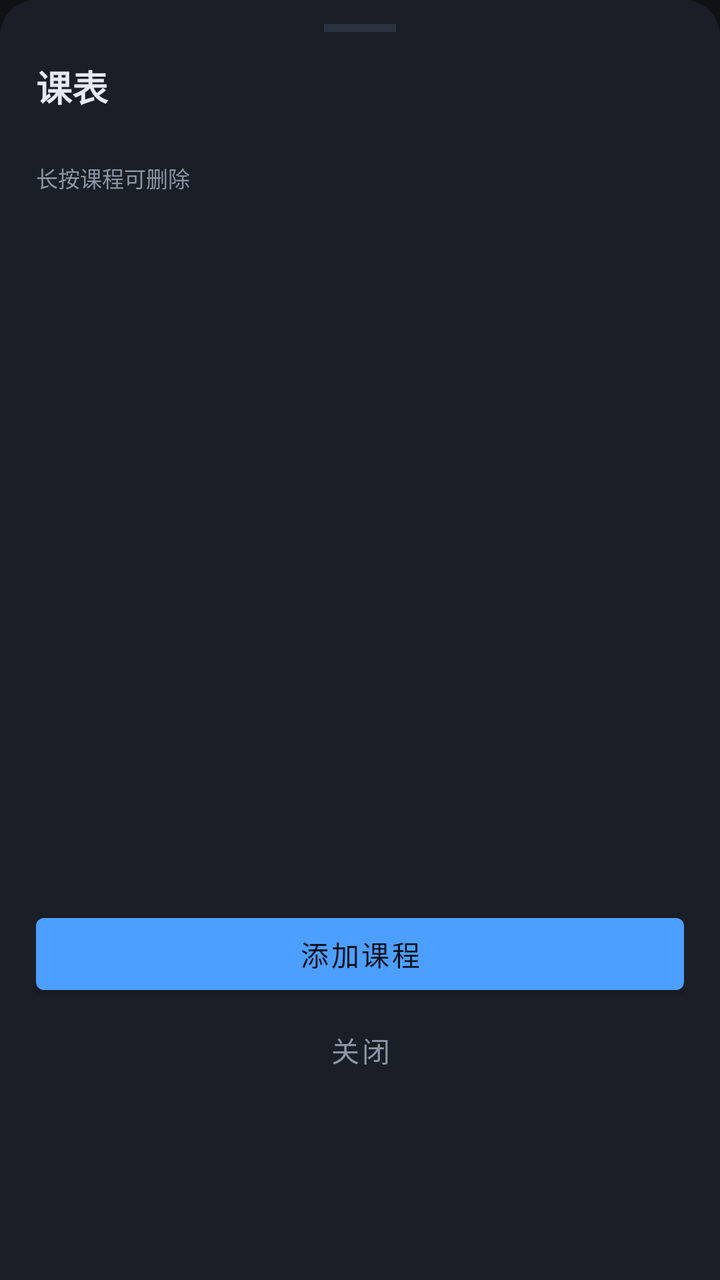
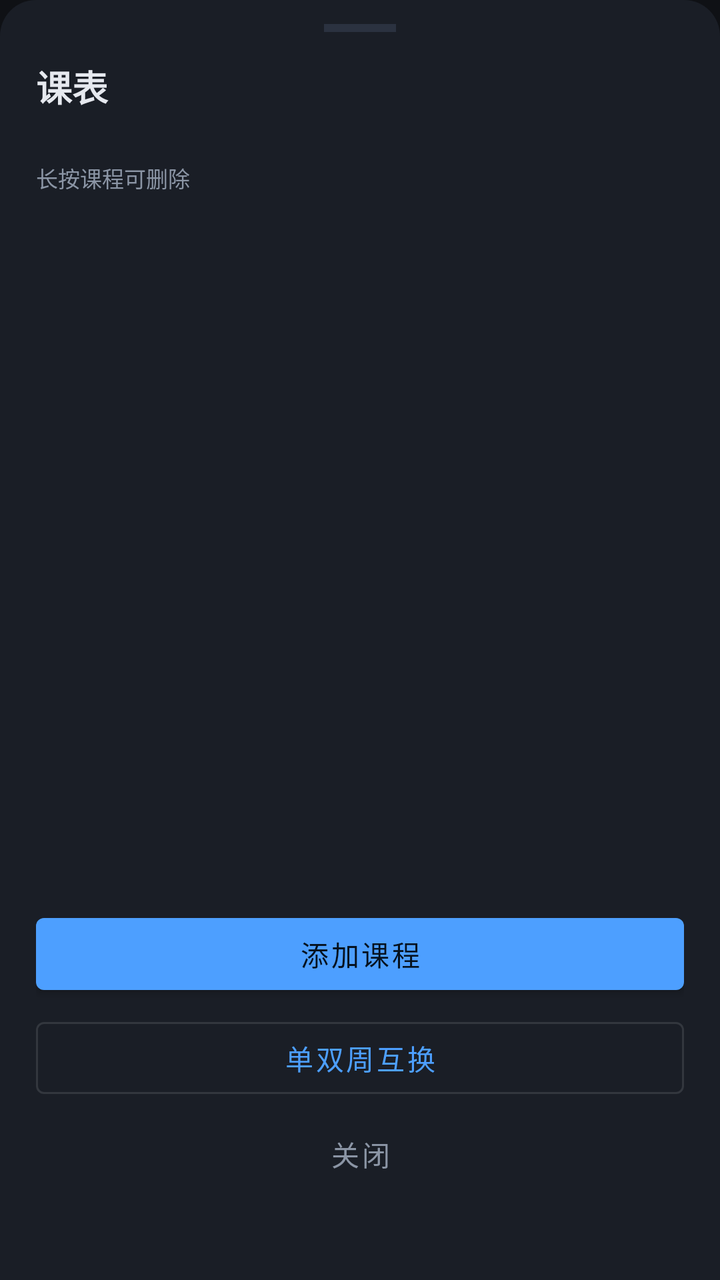

An Android layout rendered at two revisions. The XML below is the earlier revision; the diff shows what the commit changed to produce the second picture.
<!-- AndroidManifest.xml: application theme Theme.OLEDPanel -->
<!-- res/layout/sheet_course_list.xml -->
<?xml version="1.0" encoding="utf-8"?>
<LinearLayout xmlns:android="http://schemas.android.com/apk/res/android"
    android:layout_width="match_parent"
    android:layout_height="wrap_content"
    android:background="@drawable/bg_sheet"
    android:orientation="vertical"
    android:paddingStart="18dp"
    android:paddingTop="12dp"
    android:paddingEnd="18dp"
    android:paddingBottom="18dp">

    <View
        android:layout_width="36dp"
        android:layout_height="4dp"
        android:layout_gravity="center_horizontal"
        android:background="@color/line" />

    <TextView
        android:id="@+id/tvSheetTitle"
        android:layout_width="match_parent"
        android:layout_height="wrap_content"
        android:layout_marginTop="14dp"
        android:text="@string/course_title"
        android:textColor="@color/fg"
        android:textSize="18sp"
        android:textStyle="bold" />

    <TextView
        android:id="@+id/tvSheetStatus"
        android:layout_width="match_parent"
        android:layout_height="wrap_content"
        android:layout_marginTop="4dp"
        android:textColor="@color/dim"
        android:textSize="12sp" />

    <TextView
        android:id="@+id/tvCourseHint"
        android:layout_width="match_parent"
        android:layout_height="wrap_content"
        android:layout_marginTop="4dp"
        android:text="长按课程可删除"
        android:textColor="@color/dim"
        android:textSize="11sp" />

    <androidx.recyclerview.widget.RecyclerView
        android:id="@+id/rvCourses"
        android:layout_width="match_parent"
        android:layout_height="340dp"
        android:layout_marginTop="8dp"
        android:clipToPadding="false" />

    <com.google.android.material.button.MaterialButton
        android:id="@+id/btnAddCourse"
        android:layout_width="match_parent"
        android:layout_height="wrap_content"
        android:layout_marginTop="8dp"
        android:text="@string/add_course"
        android:textAllCaps="false" />

    <com.google.android.material.button.MaterialButton
        android:id="@+id/btnCloseCourses"
        style="@style/Widget.MaterialComponents.Button.TextButton"
        android:layout_width="match_parent"
        android:layout_height="wrap_content"
        android:text="@string/close"
        android:textAllCaps="false"
        android:textColor="@color/dim" />
</LinearLayout>
<!-- resources referenced by this layout -->
<resources>
  <color name="dim">#8B95A5</color>
  <color name="fg">#E6E9EF</color>
  <color name="line">#2B3240</color>
  <!-- drawable bg_sheet (drawable) -->
  <?xml version="1.0" encoding="utf-8"?>
  <shape xmlns:android="http://schemas.android.com/apk/res/android"
      android:shape="rectangle">
      <solid android:color="@color/surface" />
      <corners
          android:topLeftRadius="18dp"
          android:topRightRadius="18dp" />
  </shape>
  <string name="add_course">添加课程</string>
  <string name="close">关闭</string>
  <string name="course_title">课表</string>
  <style name="Theme.OLEDPanel" parent="Theme.MaterialComponents.NoActionBar">
          <item name="colorPrimary">@color/accent</item>
          <item name="colorPrimaryVariant">@color/accent</item>
          <item name="colorOnPrimary">#06121F</item>
          <item name="colorSecondary">@color/ok</item>
          <item name="colorSecondaryVariant">@color/ok</item>
          <item name="colorOnSecondary">#06121F</item>
          <item name="colorSurface">@color/surface</item>
          <item name="colorOnSurface">@color/fg</item>
          <item name="colorOnBackground">@color/fg</item>
          <item name="colorError">@color/err</item>
          <item name="colorControlNormal">@color/dim</item>
          <item name="android:colorBackground">@color/bg</item>
          <item name="android:windowBackground">@color/bg</item>
          <item name="android:statusBarColor">@color/bg</item>
          <item name="android:navigationBarColor">@color/bg</item>
          <item name="android:windowLightStatusBar">false</item>
          <item name="android:windowLightNavigationBar">false</item>
          <item name="android:textColorPrimary">@color/fg</item>
          <item name="android:textColorSecondary">@color/dim</item>
          <item name="android:textColorHint">@color/dim</item>
      </style>
  <color name="surface">#1A1E26</color>
  <color name="accent">#4D9FFF</color>
  <color name="ok">#3DDC97</color>
  <color name="err">#FF6B6B</color>
  <color name="bg">#0F1115</color>
</resources>

<!-- the commit's change to res/layout/sheet_course_list.xml (unified diff, before → after) -->
@@ -58,6 +58,15 @@
         android:textAllCaps="false" />
 
     <com.google.android.material.button.MaterialButton
+        android:id="@+id/btnFlipParity"
+        style="@style/Widget.MaterialComponents.Button.OutlinedButton"
+        android:layout_width="match_parent"
+        android:layout_height="wrap_content"
+        android:layout_marginTop="4dp"
+        android:text="@string/flip_parity"
+        android:textAllCaps="false" />
+
+    <com.google.android.material.button.MaterialButton
         android:id="@+id/btnCloseCourses"
         style="@style/Widget.MaterialComponents.Button.TextButton"
         android:layout_width="match_parent"
<!-- resource entries referenced after the edit -->
@@ -15,6 +15,7 @@
   <string name="add_course">添加课程</string>
   <string name="close">关闭</string>
   <string name="course_title">课表</string>
+  <string name="flip_parity">单双周互换</string>
   <style name="Theme.OLEDPanel" parent="Theme.MaterialComponents.NoActionBar">
           <item name="colorPrimary">@color/accent</item>
           <item name="colorPrimaryVariant">@color/accent</item>
